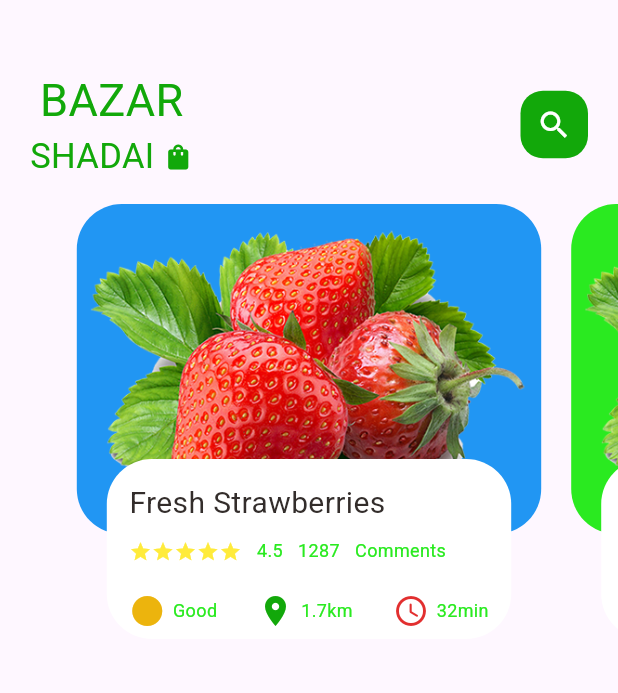
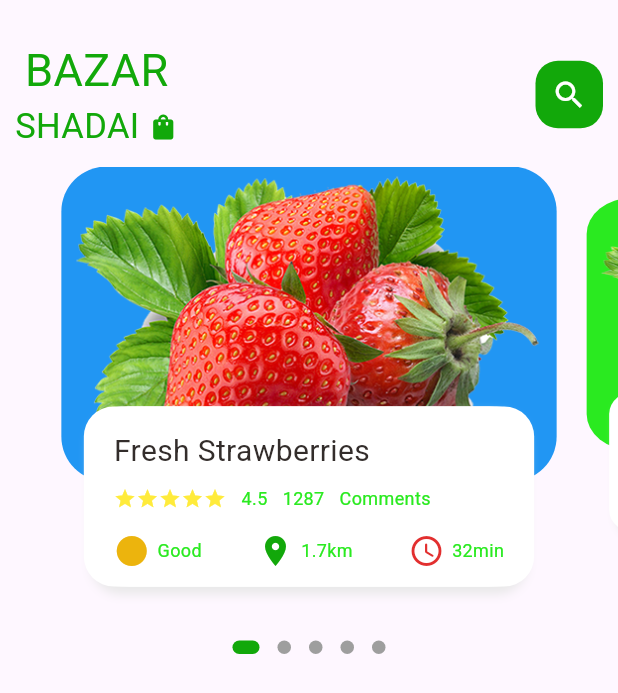
Before and after one commit to smjoy222/bazar_sadaai_app, a Flutter app: the screen it shows after launch, on a phone screen of 412 x 824 dp. Shown: the top 693 px of the screen. Run offline on Flutter 3.47's test engine with Material 3 defaults, Android fonts, the phone set to English and light mode, and no system bars; drawn by our look-alikes of dots_indicator; our stand-ins replace google_fonts; Roboto replaces fonts that are missing (Plaster).

Commit message:
Complete_Carrosol

```diff
--- a/lib/screens/home_body.dart
+++ b/lib/screens/home_body.dart
@@ -2,6 +2,7 @@ import 'package:bazar_sadaai_app/utils/colors.dart';
 import 'package:bazar_sadaai_app/widgets/big_text.dart';
 import 'package:bazar_sadaai_app/widgets/icon_text.dart';
 import 'package:bazar_sadaai_app/widgets/small_text.dart';
+import 'package:dots_indicator/dots_indicator.dart';
 import 'package:flutter/material.dart';
 
 class HomeBody extends StatefulWidget {
@@ -12,35 +13,95 @@ class HomeBody extends StatefulWidget {
 }
 
 class _HomeBodyState extends State<HomeBody> {
-  final PageController _pageController = PageController(viewportFraction: 0.8);
+  final PageController _pageController = PageController(viewportFraction: 0.85);
+  var _currPageValue = 0.0;
+  double _scaleFactor = 0.8;
+  double _height = 210;
+
+  @override
+  void initState() {
+    super.initState();
+    _pageController.addListener(() {
+      setState(() {
+        _currPageValue = _pageController.page!;
+      });
+    });
+  }
 
   @override
   void dispose() {
     _pageController.dispose();
-    super.dispose();
   }
 
   @override
   Widget build(BuildContext context) {
-    return SizedBox(
-      height: 320,
+    return Column(
+      children: [
+        Container(
+          height: 310,
           child: PageView.builder(
             controller: _pageController,
             itemCount: 5,
-        itemBuilder: (context, index) => _buildPageItem(index),
+            itemBuilder: (context, position) {
+              return _buildPageItem(position);
+            },
           ),
+        ),
+        new DotsIndicator(
+          dotsCount: 5,
+          position: _currPageValue,
+          decorator: DotsDecorator(
+            activeColor: AppColors.maincolor,
+            size: const Size.square(9.0),
+            activeSize: const Size(18.0, 9.0),
+            activeShape: RoundedRectangleBorder(
+              borderRadius: BorderRadius.circular(5.0),
+            ),
+          ),
+        ),
+      ],
     );
   }
 
   Widget _buildPageItem(int index) {
-    return Stack(
+    Matrix4 matrix = new Matrix4.identity();
+    if (index == _currPageValue.floor()) {
+      var currScale = 1 - (_currPageValue - index) * (1 - _scaleFactor);
+      var currTrans = _height * (1 - currScale) / 2;
+      matrix = Matrix4.diagonal3Values(1, currScale, 1)
+        ..setTranslationRaw(0, currTrans, 0);
+    } else if (index == _currPageValue.floor() + 1) {
+      var currScale =
+          _scaleFactor + (_currPageValue - index + 1) * (1 - _scaleFactor);
+      var currTrans = _height * (1 - currScale) / 2;
+      matrix = Matrix4.diagonal3Values(1, currScale, 1);
+      matrix = Matrix4.diagonal3Values(1, currScale, 1)
+        ..setTranslationRaw(0, currTrans, 0);
+    } else if (index == _currPageValue.floor() - 1) {
+      var currScale = 1 - (_currPageValue - index) * (1 - _scaleFactor);
+      var currTrans = _height * (1 - currScale) / 2;
+      matrix = Matrix4.diagonal3Values(1, currScale, 1);
+      matrix = Matrix4.diagonal3Values(1, currScale, 1)
+        ..setTranslationRaw(0, currTrans, 0);
+    } else {
+      var currScale = 0.8;
+      matrix = Matrix4.diagonal3Values(1, currScale, 1)
+        ..setTranslationRaw(0, _height * (1 - _scaleFactor) / 2, 1);
+    }
+
+    return Transform(
+      transform: matrix,
+      child: Stack(
         children: [
           Container(
-          height: 220,
+            height: 210,
             margin: const EdgeInsets.symmetric(horizontal: 10),
             decoration: BoxDecoration(
               borderRadius: BorderRadius.circular(30),
-            color: index.isEven ? Colors.blue : const Color.fromARGB(255, 42, 234, 32),
+              color:
+                  index.isEven
+                      ? Colors.blue
+                      : const Color.fromARGB(255, 42, 234, 32),
               image: const DecorationImage(
                 fit: BoxFit.cover,
                 image: AssetImage('assets/images/straw.png'),
@@ -53,9 +114,19 @@ class _HomeBodyState extends State<HomeBody> {
               height: 120,
               margin: const EdgeInsets.only(left: 30, right: 30, bottom: 30),
               decoration: BoxDecoration(
-              borderRadius: BorderRadius.circular(30),
+                borderRadius: BorderRadius.circular(20),
                 color: Colors.white,
+                boxShadow: [
+                  BoxShadow(
+                    color: AppColors.boxshadow,
+                    blurRadius: 5.0,
+                    offset: const Offset(0, 5),
                   ),
+                  BoxShadow(color: Colors.white, offset: const Offset(-5, 0)),
+                  BoxShadow(color: Colors.white, offset: const Offset(5, 0)),
+                ],
+              ),
+              child: Container(
                 padding: const EdgeInsets.only(left: 15, right: 15, top: 15),
                 child: Column(
                   crossAxisAlignment: CrossAxisAlignment.start,
@@ -84,7 +155,7 @@ class _HomeBodyState extends State<HomeBody> {
                         SmallText(text: 'Comments'),
                       ],
                     ),
-                const SizedBox(height: 20),
+                    const SizedBox(height: 15),
                     Row(
                       mainAxisAlignment: MainAxisAlignment.spaceBetween,
                       children: [
@@ -109,7 +180,9 @@ class _HomeBodyState extends State<HomeBody> {
                 ),
               ),
             ),
+          ),
         ],
+      ),
     );
   }
 }
--- a/lib/screens/home_screen.dart
+++ b/lib/screens/home_screen.dart
@@ -18,10 +18,11 @@ class _HomeScreenState extends State<HomeScreen> {
     return Scaffold(
       body: Column(
         children: [
+          //showing the header
           Container(
             child: Container(
-              margin: EdgeInsets.only(top: 45, bottom: 15),
-              padding: EdgeInsets.only(left: 20, right: 20),
+              margin: EdgeInsets.only(top: 25, bottom: 10),
+              padding: EdgeInsets.only(left: 10, right: 10),
               child: Row(
                 mainAxisAlignment: MainAxisAlignment.spaceBetween,
                 children: [
@@ -71,6 +72,7 @@ class _HomeScreenState extends State<HomeScreen> {
               ),
             ),
           ),
+          //showing the body
           HomeBody(),
         ],
       ),
--- a/lib/utils/colors.dart
+++ b/lib/utils/colors.dart
@@ -10,4 +10,5 @@ class AppColors {
   static final Color signColor = const Color(0xFFa9a29f);
   static final Color titileColor = const Color(0xFF332d2b);
   static final Color yellowColor = const Color(0xFFffd379);
+  static final Color boxshadow = const Color(0xFFe8e8e8);
 }
--- a/lib/widgets/icon_text.dart
+++ b/lib/widgets/icon_text.dart
@@ -5,19 +5,18 @@ class IconText extends StatelessWidget {
   final IconData icon;
   final String text;
   final Color iconColor;
-  const IconText({
-    super.key,
+  const IconText({Key? key,
     required this.icon,
     required this.text,
     required this.iconColor,
-  });
+  }) : super(key: key);
 
   @override
   Widget build(BuildContext context) {
     return Row(
       children: [
         Icon(icon,color: iconColor,),
-        SizedBox(width: 5 ),
+        SizedBox(width: 5,),
         SmallText(text: text,),
       ],
     );
--- a/pubspec.yaml
+++ b/pubspec.yaml
@@ -30,6 +30,8 @@ environment:
 dependencies:
   flutter:
     sdk: flutter
+  get: ^4.6.5
+  dots_indicator: ^4.0.1
 
 
   # The following adds the Cupertino Icons font to your application.
```
Also changed, not shown: pubspec.lock. Lines whose indentation alone changed are shown as unchanged.
